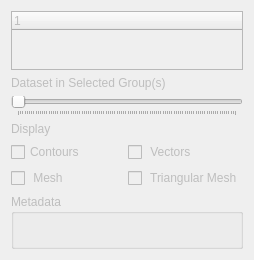
Before: the Qt Designer form src/ui/mesh/qgsmeshrendereractivedatasetwidgetbase.ui in PeterPetrik/QGIS, drawn with Qt 5.
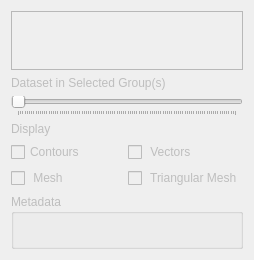
After: the same form once the commit is applied. Custom widgets are drawn as their Qt base class.

Diff of the .ui file:
```diff
--- a/src/ui/mesh/qgsmeshrendereractivedatasetwidgetbase.ui
+++ b/src/ui/mesh/qgsmeshrendereractivedatasetwidgetbase.ui
@@ -18,7 +18,7 @@
   </property>
   <layout class="QVBoxLayout" name="verticalLayout">
    <item>
-    <widget class="QgsMeshDatasetGroupTree" name="mDatasetGroupTree">
+    <widget class="QgsMeshDatasetGroupTreeView" name="mDatasetGroupTreeView">
      <property name="minimumSize">
       <size>
        <width>0</width>
@@ -114,9 +114,9 @@
  </widget>
  <customwidgets>
   <customwidget>
-   <class>QgsMeshDatasetGroupTree</class>
-   <extends>QTreeWidget</extends>
-   <header>mesh/qgsmeshdatasetgrouptree.h</header>
+   <class>QgsMeshDatasetGroupTreeView</class>
+   <extends>QTreeView</extends>
+   <header>mesh/qgsmeshdatasetgrouptreeview.h</header>
   </customwidget>
   <customwidget>
    <class>QgsCollapsibleGroupBox</class>
```
